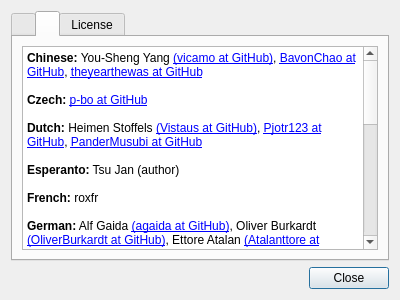
The window that feathernotes/about.ui (tsujan/FeatherNotes) describes before a commit, drawn with Qt 5.
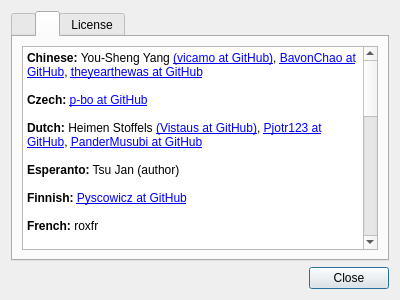
The same window after the commit. The open tabs and pages were chosen to show the change.

Diff of the .ui file:
```diff
--- a/feathernotes/about.ui
+++ b/feathernotes/about.ui
@@ -105,6 +105,8 @@
 &lt;p style=&quot;-qt-paragraph-type:empty; margin-top:0px; margin-bottom:0px; margin-left:0px; margin-right:0px; -qt-block-indent:0; text-indent:0px;&quot;&gt;&lt;br /&gt;&lt;/p&gt;
 &lt;p style=&quot; margin-top:0px; margin-bottom:0px; margin-left:0px; margin-right:0px; -qt-block-indent:0; text-indent:0px;&quot;&gt;&lt;span style=&quot; font-weight:600;&quot;&gt;Esperanto:&lt;/span&gt; Tsu Jan (author)&lt;/p&gt;
 &lt;p style=&quot;-qt-paragraph-type:empty; margin-top:0px; margin-bottom:0px; margin-left:0px; margin-right:0px; -qt-block-indent:0; text-indent:0px;&quot;&gt;&lt;br /&gt;&lt;/p&gt;
+&lt;p style=&quot; margin-top:0px; margin-bottom:0px; margin-left:0px; margin-right:0px; -qt-block-indent:0; text-indent:0px;&quot;&gt;&lt;span style=&quot; font-weight:600;&quot;&gt;Finnish:&lt;/span&gt; &lt;a href=&quot;https://github.com/Pyscowicz&quot;&gt;Pyscowicz at GitHub&lt;/a&gt;&lt;/p&gt;
+&lt;p style=&quot;-qt-paragraph-type:empty; margin-top:0px; margin-bottom:0px; margin-left:0px; margin-right:0px; -qt-block-indent:0; text-indent:0px;&quot;&gt;&lt;br /&gt;&lt;/p&gt;
 &lt;p style=&quot; margin-top:0px; margin-bottom:0px; margin-left:0px; margin-right:0px; -qt-block-indent:0; text-indent:0px;&quot;&gt;&lt;span style=&quot; font-weight:600;&quot;&gt;French:&lt;/span&gt; roxfr&lt;/p&gt;
 &lt;p style=&quot;-qt-paragraph-type:empty; margin-top:0px; margin-bottom:0px; margin-left:0px; margin-right:0px; -qt-block-indent:0; text-indent:0px;&quot;&gt;&lt;br /&gt;&lt;/p&gt;
 &lt;p style=&quot; margin-top:0px; margin-bottom:0px; margin-left:0px; margin-right:0px; -qt-block-indent:0; text-indent:0px;&quot;&gt;&lt;span style=&quot; font-weight:600;&quot;&gt;German:&lt;/span&gt; Alf Gaida &lt;a href=&quot;https://github.com/agaida&quot;&gt;(agaida at GitHub)&lt;/a&gt;, Oliver Burkardt &lt;a href=&quot;https://github.com/OliverBurkardt&quot;&gt;(OliverBurkardt at GitHub)&lt;/a&gt;, Ettore Atalan &lt;a href=&quot;https://github.com/Atalanttore&quot;&gt;(Atalanttore at GitHub)&lt;/a&gt;, Pavel Shlyak &lt;a href=&quot;https://github.com/shlyakpavel&quot;&gt;(shlyakpavel at GitHub)&lt;/a&gt;&lt;/p&gt;
@@ -113,7 +115,7 @@
 &lt;p style=&quot;-qt-paragraph-type:empty; margin-top:0px; margin-bottom:0px; margin-left:0px; margin-right:0px; -qt-block-indent:0; text-indent:0px;&quot;&gt;&lt;br /&gt;&lt;/p&gt;
 &lt;p style=&quot; margin-top:0px; margin-bottom:0px; margin-left:0px; margin-right:0px; -qt-block-indent:0; text-indent:0px;&quot;&gt;&lt;span style=&quot; font-weight:600;&quot;&gt;Hungarian:&lt;/span&gt; &lt;a href=&quot;https://github.com/zoli111&quot;&gt;zoli111 at GitHub&lt;/a&gt;&lt;/p&gt;
 &lt;p style=&quot;-qt-paragraph-type:empty; margin-top:0px; margin-bottom:0px; margin-left:0px; margin-right:0px; -qt-block-indent:0; text-indent:0px;&quot;&gt;&lt;br /&gt;&lt;/p&gt;
-&lt;p style=&quot; margin-top:0px; margin-bottom:0px; margin-left:0px; margin-right:0px; -qt-block-indent:0; text-indent:0px;&quot;&gt;&lt;span style=&quot; font-weight:600;&quot;&gt;Indonesian:&lt;/span&gt; Gema Aji Wardian &lt;a href=&quot;https://github.com/nerdv2&quot;&gt;(nerdv2 at GitHub)&lt;/a&gt;&lt;/p&gt;
+&lt;p style=&quot; margin-top:0px; margin-bottom:0px; margin-left:0px; margin-right:0px; -qt-block-indent:0; text-indent:0px;&quot;&gt;&lt;span style=&quot; font-weight:600;&quot;&gt;Indonesian:&lt;/span&gt; Gema Aji Wardian &lt;a href=&quot;https://github.com/nerdv2&quot;&gt;(nerdv2 at GitHub)&lt;/a&gt;, &lt;a href=&quot;https://github.com/BambangPriambodo&quot;&gt;BambangPriambodo at GitHub&lt;/a&gt;&lt;/p&gt;
 &lt;p style=&quot;-qt-paragraph-type:empty; margin-top:0px; margin-bottom:0px; margin-left:0px; margin-right:0px; -qt-block-indent:0; text-indent:0px;&quot;&gt;&lt;br /&gt;&lt;/p&gt;
 &lt;p style=&quot; margin-top:0px; margin-bottom:0px; margin-left:0px; margin-right:0px; -qt-block-indent:0; text-indent:0px;&quot;&gt;&lt;span style=&quot; font-weight:600;&quot;&gt;Japanese:&lt;/span&gt; Masamichi Ito &lt;a href=&quot;https://github.com/ito32bit&quot;&gt;(ito32bit at GitHub)&lt;/a&lt;/p&gt;
 &lt;p style=&quot;-qt-paragraph-type:empty; margin-top:0px; margin-bottom:0px; margin-left:0px; margin-right:0px; -qt-block-indent:0; text-indent:0px;&quot;&gt;&lt;br /&gt;&lt;/p&gt;
@@ -123,11 +125,13 @@
 &lt;p style=&quot;-qt-paragraph-type:empty; margin-top:0px; margin-bottom:0px; margin-left:0px; margin-right:0px; -qt-block-indent:0; text-indent:0px;&quot;&gt;&lt;br /&gt;&lt;/p&gt;
 &lt;p style=&quot; margin-top:0px; margin-bottom:0px; margin-left:0px; margin-right:0px; -qt-block-indent:0; text-indent:0px;&quot;&gt;&lt;span style=&quot; font-weight:600;&quot;&gt;Portuguese (Brazil):&lt;/span&gt; &lt;a href=&quot;https://github.com/eltonfabricio10&quot;&gt;eltonfabricio10 at GitHub&lt;/a&gt;, Erik Kierski &lt;a href=&quot;https://github.com/erikferki&quot;&gt;(erikferki at GitHub)&lt;/a&gt;&lt;/p&gt;
 &lt;p style=&quot;-qt-paragraph-type:empty; margin-top:0px; margin-bottom:0px; margin-left:0px; margin-right:0px; -qt-block-indent:0; text-indent:0px;&quot;&gt;&lt;br /&gt;&lt;/p&gt;
-&lt;p style=&quot; margin-top:0px; margin-bottom:0px; margin-left:0px; margin-right:0px; -qt-block-indent:0; text-indent:0px;&quot;&gt;&lt;span style=&quot; font-weight:600;&quot;&gt;Portuguese (Portugal):&lt;/span&gt; Ruan O. Lima&lt;/p&gt;
+&lt;p style=&quot; margin-top:0px; margin-bottom:0px; margin-left:0px; margin-right:0px; -qt-block-indent:0; text-indent:0px;&quot;&gt;&lt;span style=&quot; font-weight:600;&quot;&gt;Portuguese (Portugal):&lt;/span&gt; Ruan O. Lima, Hugo Carvalho &lt;a href=&quot;https://github.com/hugok79&quot;&gt;(hugok79 at GitHub)&lt;/a&gt;&lt;/p&gt;
 &lt;p style=&quot;-qt-paragraph-type:empty; margin-top:0px; margin-bottom:0px; margin-left:0px; margin-right:0px; -qt-block-indent:0; text-indent:0px;&quot;&gt;&lt;br /&gt;&lt;/p&gt;
 &lt;p style=&quot; margin-top:0px; margin-bottom:0px; margin-left:0px; margin-right:0px; -qt-block-indent:0; text-indent:0px;&quot;&gt;&lt;span style=&quot; font-weight:600;&quot;&gt;Russian:&lt;/span&gt; Pavel Shlyak &lt;a href=&quot;https://github.com/shlyakpavel&quot;&gt;(shlyakpavel at GitHub)&lt;/a&gt;, Schwonder Reismus &lt;a href=&quot;https://github.com/schw0reismus&quot;&gt;(schw0reismus at GitHub)&lt;/a&gt;, Николай Смольянинов &lt;a href=&quot;https://github.com/smolnp&quot;&gt;(smolnp at GitHub)&lt;/a&gt;&lt;/p&gt;
 &lt;p style=&quot;-qt-paragraph-type:empty; margin-top:0px; margin-bottom:0px; margin-left:0px; margin-right:0px; -qt-block-indent:0; text-indent:0px;&quot;&gt;&lt;br /&gt;&lt;/p&gt;
-&lt;p style=&quot; margin-top:0px; margin-bottom:0px; margin-left:0px; margin-right:0px; -qt-block-indent:0; text-indent:0px;&quot;&gt;&lt;span style=&quot; font-weight:600;&quot;&gt;Spanish:&lt;/span&gt; &lt;a href=&quot;https://github.com/micrococo&quot;&gt;micrococo at GitHub&lt;/a&gt;, Maximiliano Dvyhailo &lt;a href=&quot;https://github.com/MaxiDvy&quot;&gt;&lt;span;&gt;(MaxiDvy at GitHub)&lt;/span&gt;&lt;/a&gt;, Robert Schneider&lt;/p&gt;&lt;/body&gt;&lt;/html&gt;</string>
+&lt;p style=&quot; margin-top:0px; margin-bottom:0px; margin-left:0px; margin-right:0px; -qt-block-indent:0; text-indent:0px;&quot;&gt;&lt;span style=&quot; font-weight:600;&quot;&gt;Spanish:&lt;/span&gt; &lt;a href=&quot;https://github.com/micrococo&quot;&gt;micrococo at GitHub&lt;/a&gt;, Maximiliano Dvyhailo &lt;a href=&quot;https://github.com/MaxiDvy&quot;&gt;&lt;span;&gt;(MaxiDvy at GitHub)&lt;/span&gt;&lt;/a&gt;, Robert Schneider&lt;/p&gt;
+&lt;p style=&quot;-qt-paragraph-type:empty; margin-top:0px; margin-bottom:0px; margin-left:0px; margin-right:0px; -qt-block-indent:0; text-indent:0px;&quot;&gt;&lt;br /&gt;&lt;/p&gt;
+&lt;p style=&quot; margin-top:0px; margin-bottom:0px; margin-left:0px; margin-right:0px; -qt-block-indent:0; text-indent:0px;&quot;&gt;&lt;span style=&quot; font-weight:600;&quot;&gt;Turkish:&lt;/span&gt; Hasan Yıldız&lt;/p&gt;&lt;/body&gt;&lt;/html&gt;</string>
          </property>
          <property name="openExternalLinks">
           <bool>true</bool>
```
